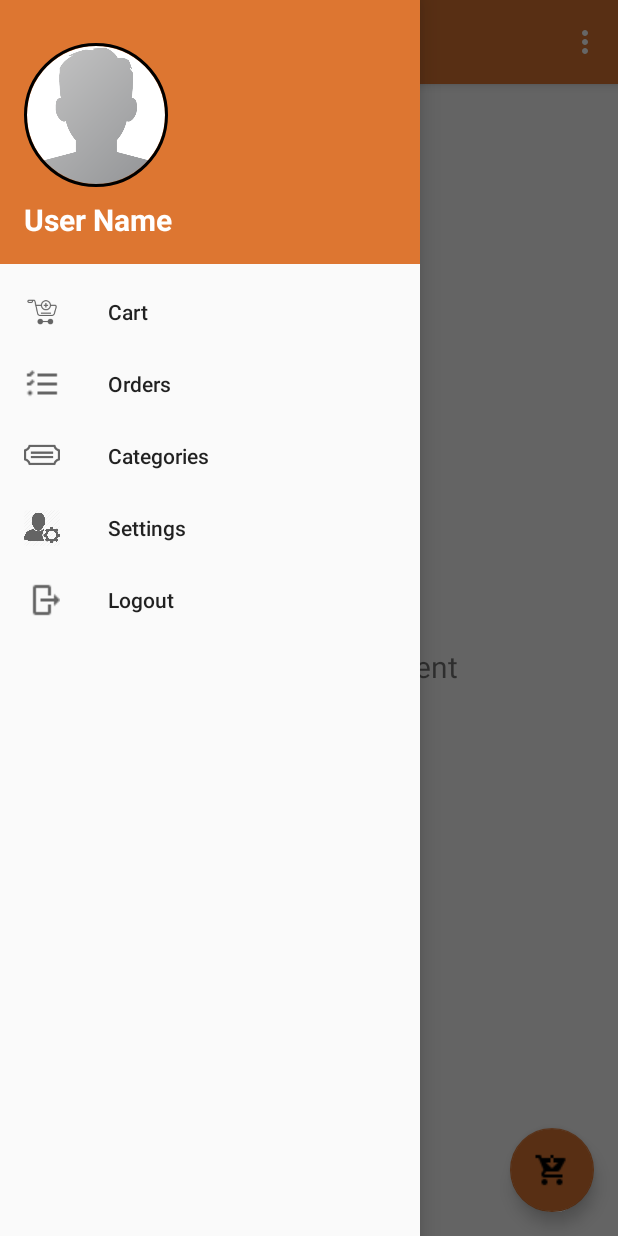
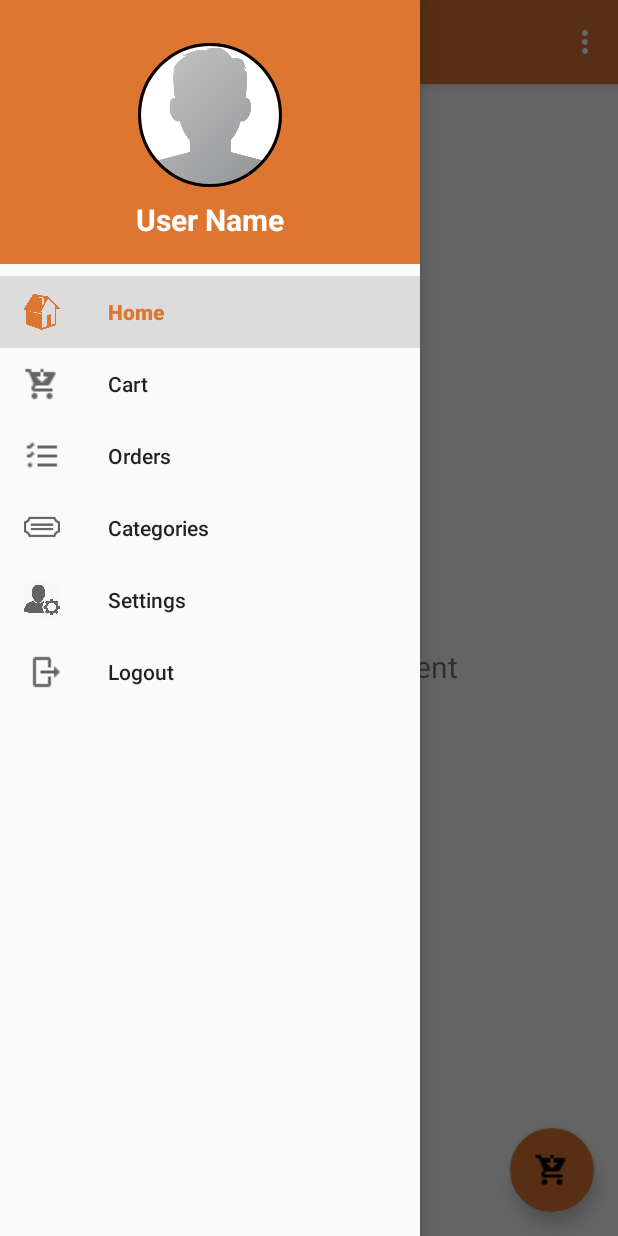
Before and after one commit to Abanoub-Asaad/eCommerce-OnlineShopping, an Android app: the HomeActivity screen opened directly, with no data from a screen before it, with the side drawer open, on a phone screen of 412 x 824 dp. Run offline under Robolectric (Android 15) with nearby library versions, the phone set to English and light mode, and no system bars; our stand-ins replace CircleImageView, navigation-ui; libraries missing offline, so code that uses them is left out: io.paperdb; 1 statement that could not run was skipped.

Commit message:
Fix errors with navigation activity

```diff
--- a/ECommerce/app/build.gradle
+++ b/ECommerce/app/build.gradle
@@ -37,10 +37,10 @@ dependencies {
     implementation 'androidx.recyclerview:recyclerview:1.0.0'
     implementation 'io.paperdb:paperdb:2.7.1'
     implementation 'androidx.legacy:legacy-support-v4:1.0.0'
-    implementation 'com.google.android.material:material:1.1.0'
+    implementation 'com.google.android.material:material:1.2.0'
     implementation 'androidx.navigation:navigation-fragment:2.3.0'
     implementation 'androidx.navigation:navigation-ui:2.3.0'
-    implementation 'androidx.lifecycle:lifecycle-extensions:2.0.0'
+    implementation 'androidx.lifecycle:lifecycle-extensions:2.2.0'
     testImplementation 'junit:junit:4.12'
     androidTestImplementation 'androidx.test.ext:junit:1.1.1'
     androidTestImplementation 'androidx.test.espresso:espresso-core:3.2.0'
--- a/ECommerce/app/src/main/java/com/example/e_commerce/HomeActivity.java
+++ b/ECommerce/app/src/main/java/com/example/e_commerce/HomeActivity.java
@@ -1,16 +1,19 @@
 package com.example.e_commerce;
 
+import android.content.Intent;
 import android.os.Bundle;
-import android.view.MenuItem;
 import android.view.View;
 import android.view.Menu;
+import android.widget.Toast;
 
 import com.google.android.material.floatingactionbutton.FloatingActionButton;
 import com.google.android.material.snackbar.Snackbar;
 import com.google.android.material.navigation.NavigationView;
 
 import androidx.annotation.NonNull;
+import androidx.annotation.Nullable;
 import androidx.navigation.NavController;
+import androidx.navigation.NavDestination;
 import androidx.navigation.Navigation;
 import androidx.navigation.ui.AppBarConfiguration;
 import androidx.navigation.ui.NavigationUI;
@@ -18,19 +21,21 @@ import androidx.drawerlayout.widget.DrawerLayout;
 import androidx.appcompat.app.AppCompatActivity;
 import androidx.appcompat.widget.Toolbar;
 
+import io.paperdb.Paper;
+
 public class HomeActivity extends AppCompatActivity {
 
     private AppBarConfiguration mAppBarConfiguration;
 
     @Override
     protected void onCreate(Bundle savedInstanceState) {
+
+        Paper.init(HomeActivity.this);
+
         super.onCreate(savedInstanceState);
         setContentView(R.layout.activity_home);
-
         Toolbar toolbar = findViewById(R.id.toolbar);
-        toolbar.setTitle("Home");
         setSupportActionBar(toolbar);
-
         FloatingActionButton fab = findViewById(R.id.fab);
         fab.setOnClickListener(new View.OnClickListener() {
             @Override
@@ -44,12 +49,33 @@ public class HomeActivity extends AppCompatActivity {
         // Passing each menu ID as a set of Ids because each
         // menu should be considered as top level destinations.
         mAppBarConfiguration = new AppBarConfiguration.Builder(
-                R.id.nav_home, R.id.nav_gallery, R.id.nav_slideshow)
+                R.id.nav_home, R.id.nav_gallery, R.id.nav_slideshow, R.id.nav_logout)
                 .setDrawerLayout(drawer)
                 .build();
         NavController navController = Navigation.findNavController(this, R.id.nav_host_fragment);
         NavigationUI.setupActionBarWithNavController(this, navController, mAppBarConfiguration);
         NavigationUI.setupWithNavController(navigationView, navController);
+
+        navController.addOnDestinationChangedListener(new NavController.OnDestinationChangedListener() {
+            @Override
+            public void onDestinationChanged(@NonNull NavController controller, @NonNull NavDestination destination, @Nullable Bundle arguments) {
+                int id = destination.getId();
+
+                if(id == R.id.nav_gallery)
+                    Toast.makeText(HomeActivity.this, "Gallery", Toast.LENGTH_SHORT).show();
+                else if(id == R.id.nav_logout){
+                    Toast.makeText(HomeActivity.this, "Logout", Toast.LENGTH_SHORT).show();
+                    Paper.book().destroy();
+//
+//                    Intent intent = new Intent(HomeActivity.this, MainActivity.class);
+//                    intent.addFlags(Intent.FLAG_ACTIVITY_NEW_TASK | Intent.FLAG_ACTIVITY_CLEAR_TASK );
+//
+//                    startActivity(intent);
+//                    finish();
+                }
+
+            }
+        });
     }
 
     @Override
@@ -65,9 +91,4 @@ public class HomeActivity extends AppCompatActivity {
         return NavigationUI.navigateUp(navController, mAppBarConfiguration)
                 || super.onSupportNavigateUp();
     }
-
-    @Override
-    public boolean onOptionsItemSelected(@NonNull MenuItem item) {
-        return super.onOptionsItemSelected(item);
-    }
 }
--- a/ECommerce/app/src/main/java/com/example/e_commerce/loginActivity.java
+++ b/ECommerce/app/src/main/java/com/example/e_commerce/loginActivity.java
@@ -113,7 +113,7 @@ public class loginActivity extends AppCompatActivity {
             Toast.makeText(this, "Password should contain at least 6 characters", Toast.LENGTH_SHORT).show();
         else {
             loadingBar = new ProgressDialog(loginActivity.this);
-            loadingBar.setTitle("Login Account");
+            loadingBar.setTitle("Create Account");
             loadingBar.setMessage("Please wait, while we are checking the credentials");
             loadingBar.setCanceledOnTouchOutside(false);
             loadingBar.show();
--- a/ECommerce/app/src/main/res/layout/activity_home.xml
+++ b/ECommerce/app/src/main/res/layout/activity_home.xml
@@ -8,6 +8,10 @@
     android:fitsSystemWindows="true"
     tools:openDrawer="start">
 
+    <include
+        layout="@layout/app_bar_home"
+        android:layout_width="match_parent"
+        android:layout_height="match_parent" />
     <com.google.android.material.navigation.NavigationView
         android:id="@+id/nav_view"
         android:layout_width="wrap_content"
@@ -17,9 +21,4 @@
         app:headerLayout="@layout/nav_header_home"
         app:menu="@menu/activity_home_drawer" />
 
-    <include
-        layout="@layout/app_bar_home"
-        android:layout_width="match_parent"
-        android:layout_height="match_parent" />
-
 </androidx.drawerlayout.widget.DrawerLayout>
--- a/ECommerce/app/src/main/res/layout/nav_header_home.xml
+++ b/ECommerce/app/src/main/res/layout/nav_header_home.xml
@@ -18,6 +18,7 @@
         android:layout_width="96dp"
         android:layout_height="96dp"
         android:src="@drawable/profile"
+        android:layout_gravity="center"
         app:civ_border_width="2dp"
         app:civ_border_color="#FF000000"/>
 
@@ -29,7 +30,8 @@
         android:textSize="20sp"
         android:textStyle="bold"
         android:text="User Name"
-        android:textAppearance="@style/TextAppearance.AppCompat.Body1" />
+        android:textAppearance="@style/TextAppearance.AppCompat.Body1"
+        android:gravity="center"/>
 
 
 
--- a/ECommerce/app/src/main/res/menu/activity_home_drawer.xml
+++ b/ECommerce/app/src/main/res/menu/activity_home_drawer.xml
@@ -5,15 +5,17 @@
 
     <group android:checkableBehavior="single">
         <item
-            android:id="@+id/nav_cart"
-            android:icon="@drawable/cart"
-            android:title="Cart"
-            android:iconTint="@android:color/white"/>
+            android:id="@+id/nav_home"
+            android:icon="@drawable/home_icon"
+            android:title="@string/menu_home" />
         <item
-            android:id="@+id/nav_orders"
+            android:id="@+id/nav_gallery"
+            android:icon="@drawable/nav_cart"
+            android:title="Cart" />
+        <item
+            android:id="@+id/nav_slideshow"
             android:icon="@drawable/orders"
-            android:title="Orders"
-            android:iconTint="@android:color/white"/>
+            android:title="Orders" />
         <item
             android:id="@+id/nav_categories"
             android:icon="@drawable/category"
@@ -29,7 +31,5 @@
             android:icon="@drawable/logout"
             android:title="Logout"
             android:iconTint="@android:color/white"/>
-
-
     </group>
 </menu>
--- a/ECommerce/app/src/main/res/menu/home.xml
+++ b/ECommerce/app/src/main/res/menu/home.xml
@@ -2,8 +2,8 @@
 <menu xmlns:android="http://schemas.android.com/apk/res/android"
     xmlns:app="http://schemas.android.com/apk/res-auto">
     <item
-        android:id="@+id/nav_logout"
-        android:icon="@drawable/logout"
-        android:title="Logout"
-        android:iconTint="@android:color/white"/>
+        android:id="@+id/action_settings"
+        android:orderInCategory="100"
+        android:title="@string/action_settings"
+        app:showAsAction="never" />
 </menu>
--- a/ECommerce/app/src/main/res/navigation/mobile_navigation.xml
+++ b/ECommerce/app/src/main/res/navigation/mobile_navigation.xml
@@ -40,4 +40,10 @@
         android:name="com.example.e_commerce.ui.slideshow.SlideshowFragment"
         android:label="@string/menu_slideshow"
         tools:layout="@layout/fragment_slideshow" />
+
+    <activity
+        android:id="@+id/nav_logout"
+        android:name="com.example.e_commerce.loginActivity"
+        android:label="@string/menu_slideshow"
+        tools:layout="@layout/activity_login" />
 </navigation>
```
Also changed, not shown: ECommerce/app/src/main/java/com/example/e_commerce/MainActivity.java (+11 -23 lines), ECommerce/app/src/main/res/layout/content_home.xml (+3 -11 lines), ECommerce/app/src/main/res/drawable/back10.jpg (added), ECommerce/app/src/main/res/drawable/back9.png (added), ECommerce/app/src/main/res/drawable/home_icon.png (added), 1 other file.
